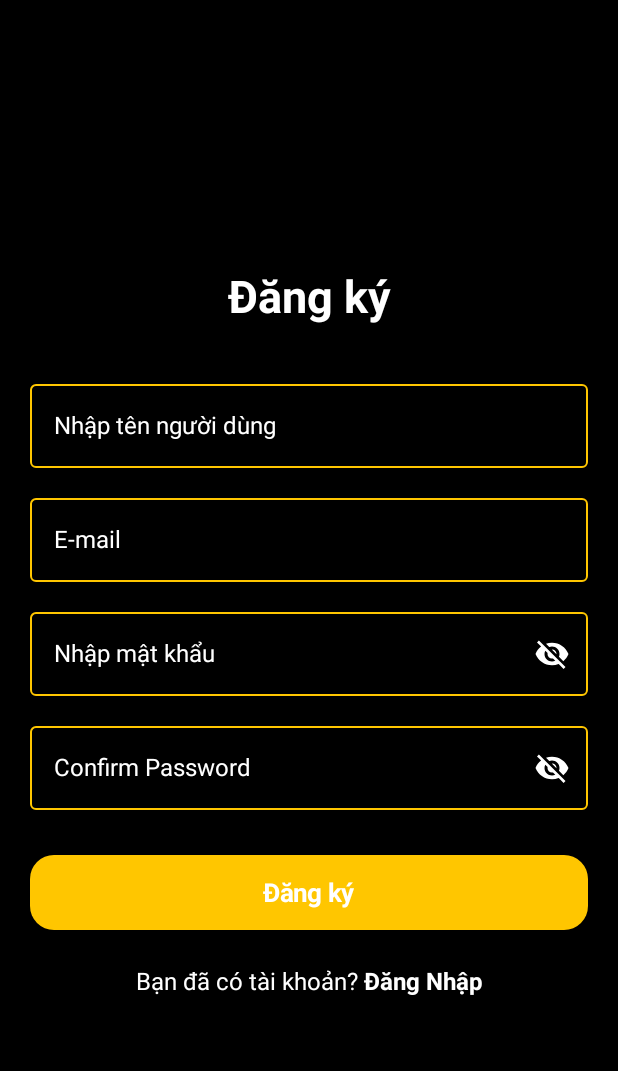
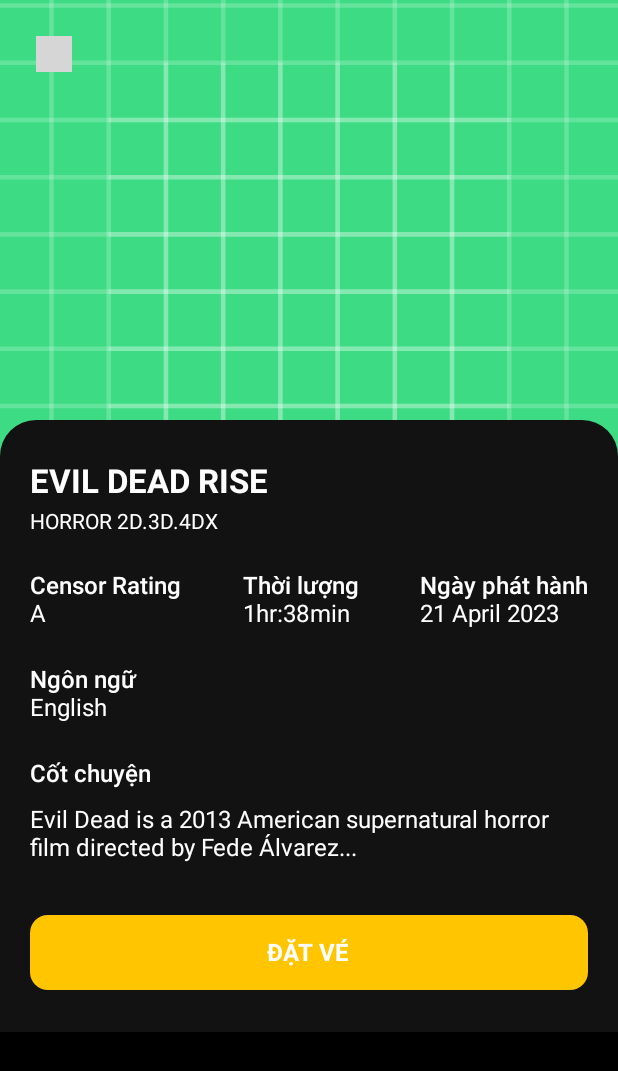
Before and after one commit to NguyenGiaKiet2004/Lap_Trinh_Mobile_DatVeXemPhim, an Android app built with Jetpack Compose: the screen it shows after launch (MainActivity), on a phone screen of 412 x 824 dp. Shown: the top 1071 px of the screen. Run offline under Robolectric (Android 15) with nearby library versions, the phone set to English and light mode, and no system bars; grey boxes are pictures that could not be loaded.

Commit message:
Detail Screen

```diff
--- a/app/src/main/java/com/example/appmoview/MainActivity.kt
+++ b/app/src/main/java/com/example/appmoview/MainActivity.kt
@@ -3,7 +3,7 @@
 import android.os.Bundle
 import androidx.activity.compose.setContent
 import androidx.appcompat.app.AppCompatActivity
-import com.example.appmoview.presentation.screens.RegisterScreen
+import com.example.appmoview.presentation.screens.MovieDetailScreen
 import com.example.appmoview.presentation.theme.SystemTheme
 
 class MainActivity : AppCompatActivity() {
@@ -12,7 +12,7 @@
         super.onCreate(savedInstanceState)
         setContent{
             SystemTheme{
-                RegisterScreen()
+                MovieDetailScreen()
             }
         }
 
--- /dev/null
+++ b/app/src/main/java/com/example/appmoview/presentation/screens/DetailScreen.kt
@@ -0,0 +1,142 @@
+package com.example.appmoview.presentation.screens
+
+import androidx.compose.foundation.Image
+import androidx.compose.foundation.background
+import androidx.compose.foundation.clickable
+import androidx.compose.foundation.layout.*
+import androidx.compose.foundation.rememberScrollState
+import androidx.compose.foundation.shape.RoundedCornerShape
+import androidx.compose.foundation.verticalScroll
+import androidx.compose.material3.*
+import androidx.compose.runtime.Composable
+import androidx.compose.ui.Alignment
+import androidx.compose.ui.Modifier
+import androidx.compose.ui.graphics.ColorFilter
+import androidx.compose.ui.layout.ContentScale
+import androidx.compose.ui.res.painterResource
+import androidx.compose.ui.text.font.FontWeight
+import androidx.compose.ui.unit.dp
+import androidx.compose.ui.unit.sp
+import com.example.appmoview.R
+
+@Composable
+fun MovieDetailScreen() {
+    val colorScheme = MaterialTheme.colorScheme
+
+    Box(
+        modifier = Modifier
+            .fillMaxSize()
+            .background(colorScheme.background)
+    ) {
+        // Ảnh banner
+        Image(
+            painter = painterResource(id = R.drawable.ic_launcher_background),
+            contentDescription = "Evil Dead Banner",
+            modifier = Modifier
+                .fillMaxWidth()
+                .height(350.dp),
+            contentScale = ContentScale.Crop
+        )
+
+        // Nút Back không có nền
+        Box(
+            modifier = Modifier
+                .padding(16.dp)
+                .size(40.dp)
+                .clickable { }, // Thêm logic back ở đây nếu cần
+            contentAlignment = Alignment.Center
+        ) {
+            Image(
+                painter = painterResource(id = R.drawable.baseline_arrow_back_ios_24),
+                contentDescription = "Back",
+                modifier = Modifier.size(24.dp),
+                colorFilter = ColorFilter.tint(colorScheme.onSurface)
+            )
+        }
+
+        // Nội dung bên dưới
+        Column(
+            modifier = Modifier
+                .fillMaxSize()
+                .padding(top = 280.dp),
+            horizontalAlignment = Alignment.CenterHorizontally
+        ) {
+            Column(
+                modifier = Modifier
+                    .fillMaxWidth()
+                    .background(
+                        color = colorScheme.surface,
+                        shape = RoundedCornerShape(topStart = 24.dp, topEnd = 24.dp)
+                    )
+                    .padding(horizontal = 20.dp, vertical = 28.dp)
+                    .verticalScroll(rememberScrollState())
+            ) {
+                Text(
+                    text = "EVIL DEAD RISE",
+                    fontSize = 22.sp,
+                    fontWeight = FontWeight.Bold,
+                    color = colorScheme.onSurface
+                )
+
+                Text(
+                    text = "HORROR 2D.3D.4DX",
+                    fontSize = 14.sp,
+                    color = colorScheme.onSurface,
+                    modifier = Modifier.padding(top = 6.dp)
+                )
+
+                Spacer(modifier = Modifier.height(25.dp)) // spacing sau tiêu đề
+
+                Row(
+                    modifier = Modifier.fillMaxWidth(),
+                    horizontalArrangement = Arrangement.SpaceBetween
+                ) {
+                    Column {
+                        Text("Censor Rating", fontWeight = FontWeight.SemiBold, color = colorScheme.onSurface)
+                        Text("A", color = colorScheme.onSurface)
+                    }
+                    Column {
+                        Text("Thời lượng", fontWeight = FontWeight.SemiBold, color = colorScheme.onSurface)
+                        Text("1hr:38min", color = colorScheme.onSurface)
+                    }
+                    Column {
+                        Text("Ngày phát hành", fontWeight = FontWeight.SemiBold, color = colorScheme.onSurface)
+                        Text("21 April 2023", color = colorScheme.onSurface)
+                    }
+                }
+
+                Spacer(modifier = Modifier.height(25.dp))
+
+                Column {
+                    Text("Ngôn ngữ", fontWeight = FontWeight.SemiBold, color = colorScheme.onSurface)
+                    Text("English", color = colorScheme.onSurface)
+                }
+
+                Spacer(modifier = Modifier.height(25.dp))
+
+                Text("Cốt chuyện", fontWeight = FontWeight.SemiBold, color = colorScheme.onSurface)
+                Text(
+                    "Evil Dead is a 2013 American supernatural horror film directed by Fede Álvarez...",
+                    color = colorScheme.onSurface,
+                    modifier = Modifier.padding(top = 12.dp)
+                )
+
+                Spacer(modifier = Modifier.height(35.dp))
+
+                Button(
+                    onClick = { /* Handle booking */ },
+                    modifier = Modifier
+                        .fillMaxWidth()
+                        .height(50.dp),
+                    colors = ButtonDefaults.buttonColors(
+                        containerColor = colorScheme.primary,
+                        contentColor = colorScheme.onPrimary
+                    ),
+                    shape = RoundedCornerShape(12.dp)
+                ) {
+                    Text("ĐẶT VÉ", fontWeight = FontWeight.Bold, fontSize = 16.sp)
+                }
+            }
+        }
+    }
+}
--- a/app/src/main/java/com/example/appmoview/presentation/screens/RegisterScreen.kt
+++ b/app/src/main/java/com/example/appmoview/presentation/screens/RegisterScreen.kt
@@ -145,7 +145,7 @@
         OutlinedTextField(
             value = confirmPassword,
             onValueChange = { confirmPassword = it },
-            label = { Text("Confirm Password", color = colorScheme.onBackground) },
+            label = { Text(stringResource(id = R.string.comfirm_passowrd), color = colorScheme.onBackground) },
             singleLine = true,
             visualTransformation = if (confirmPasswordVisible) VisualTransformation.None else PasswordVisualTransformation(),
             trailingIcon = {
```
